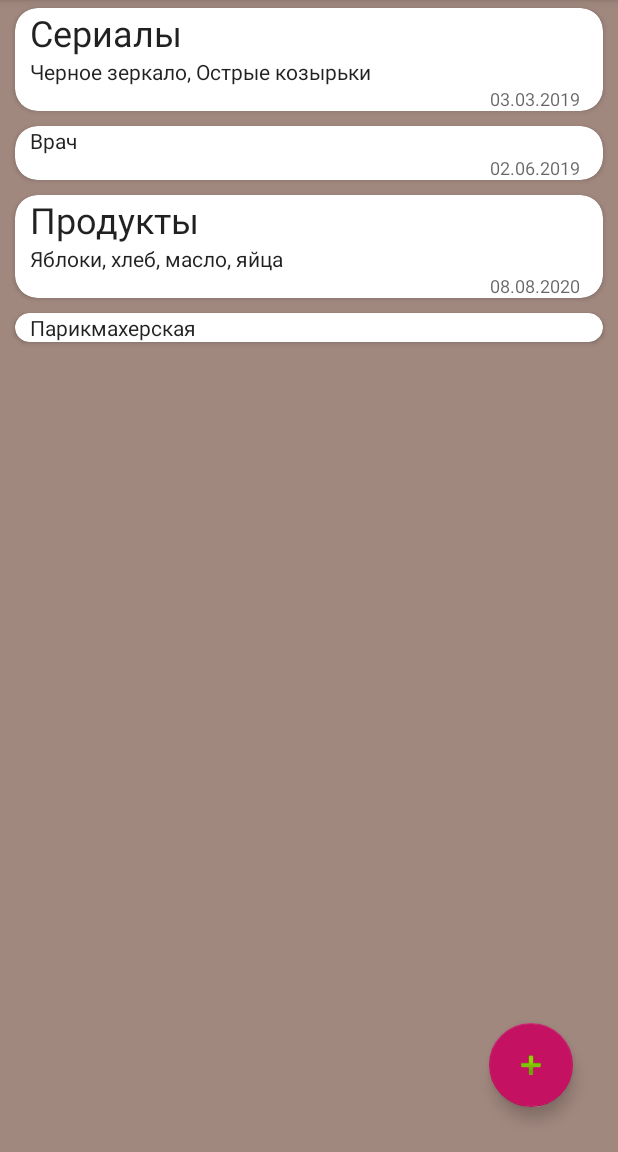
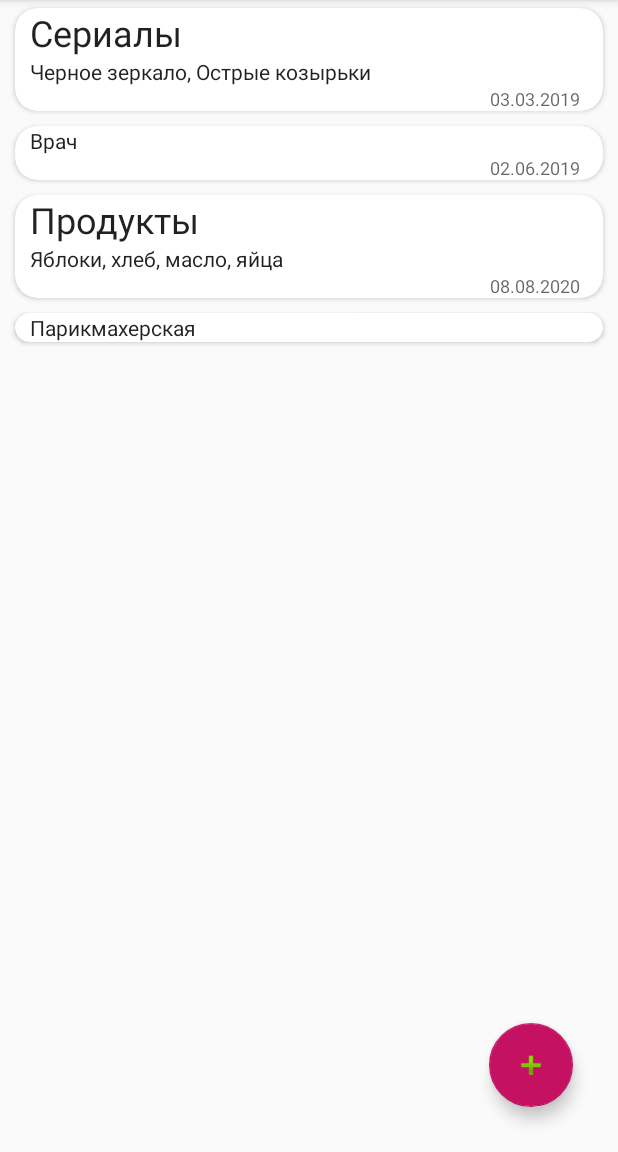
Before and after one commit to nastya996/demo_diplom, an Android app: the screen it shows after launch (MainActivity), on a phone screen of 412 x 824 dp, the part 84-1236 px from its top. Run offline under Robolectric (Android 15) with nearby library versions, the phone set to English and light mode, and no system bars.

Commit message:
initial commit

```diff
--- a/app/src/main/java/com/example/demo_diplom/App.java
+++ b/app/src/main/java/com/example/demo_diplom/App.java
@@ -14,16 +14,14 @@ public class App extends Application {
 
 
         noteRepository = new MyNoteRepository(this, FILE_NAME);
-        hashedKeyStore =  new HashedKeyStore();
+        hashedKeyStore = new HashedKeyStore();
     }
-
 
     public static NoteRepository getNoteRepository() {
         return noteRepository;
     }
 
-
-    public static KeyStore getKeystore() {
+    public static KeyStore getKeyStore() {
         return hashedKeyStore;
     }
 }
--- a/app/src/main/java/com/example/demo_diplom/ComparatorNotes.java
+++ b/app/src/main/java/com/example/demo_diplom/ComparatorNotes.java
@@ -7,7 +7,7 @@ import java.text.SimpleDateFormat;
 import java.util.Comparator;
 import java.util.Date;
 
-public class ComparatorNotes implements Comparator<Note> {
+class ComparatorNotes implements Comparator<Note> {
     private Context context;
 
     ComparatorNotes(Context context) {
--- a/app/src/main/java/com/example/demo_diplom/HashedKeyStore.java
+++ b/app/src/main/java/com/example/demo_diplom/HashedKeyStore.java
@@ -1,12 +1,11 @@
 package com.example.demo_diplom;
 
 import android.content.SharedPreferences;
-
 import java.math.BigInteger;
 import java.security.MessageDigest;
 import java.security.NoSuchAlgorithmException;
 
-public class HashedKeyStore implements KeyStore {
+public class HashedKeyStore implements KeyStore{
 
     private final String TAG_MESSAGE_DIGEST = "MD5";
 
--- a/app/src/main/java/com/example/demo_diplom/MainActivity.java
+++ b/app/src/main/java/com/example/demo_diplom/MainActivity.java
@@ -19,6 +19,9 @@ import com.google.android.material.floatingactionbutton.FloatingActionButton;
 
 import java.util.List;
 
+import static com.example.demo_diplom.App.getKeyStore;
+
+
 public class MainActivity extends AppCompatActivity {
 
     public final String SHARED_PREFERENCES_APP_NAME = "mySharePref";
@@ -39,7 +42,7 @@ public class MainActivity extends AppCompatActivity {
 
         mySharedPreferences = getSharedPreferences(SHARED_PREFERENCES_APP_NAME, MODE_PRIVATE);
 
-        if (App.getKeystore().hasPassword()) {
+        if (getKeyStore().hasPassword()) {
 
             intent = new Intent(MainActivity.this, PinActivity.class);
 
--- a/app/src/main/java/com/example/demo_diplom/Note.java
+++ b/app/src/main/java/com/example/demo_diplom/Note.java
@@ -2,7 +2,8 @@ package com.example.demo_diplom;
 
 import androidx.annotation.Nullable;
 
-public class Note{
+public class Note {
+
     private String headline;
     private String textNote;
     private String dateDeadline;
--- a/app/src/main/java/com/example/demo_diplom/NoteActivity.java
+++ b/app/src/main/java/com/example/demo_diplom/NoteActivity.java
@@ -5,6 +5,7 @@ import android.os.Bundle;
 import android.view.Menu;
 import android.view.MenuItem;
 import android.view.View;
+import android.widget.Button;
 import android.widget.CheckBox;
 import android.widget.CompoundButton;
 import android.widget.DatePicker;
--- a/app/src/main/java/com/example/demo_diplom/PinActivity.java
+++ b/app/src/main/java/com/example/demo_diplom/PinActivity.java
@@ -6,6 +6,8 @@ import android.view.View;
 import android.widget.Toast;
 
 import androidx.appcompat.app.AppCompatActivity;
+
+import static com.example.demo_diplom.App.getKeyStore;
 
 public class PinActivity extends AppCompatActivity {
 
@@ -104,7 +106,7 @@ public class PinActivity extends AppCompatActivity {
             }
 
             if (enteredUserPassword.length() == 4) {
-                if (App.getKeystore().checkPassword(enteredUserPassword)) {
+                if (getKeyStore().checkPassword(enteredUserPassword)) {
                     finish();
                 } else {
                     Toast.makeText(PinActivity.this, R.string.textErrorPassword, Toast.LENGTH_SHORT).show();
--- a/app/src/main/java/com/example/demo_diplom/SettingsActivity.java
+++ b/app/src/main/java/com/example/demo_diplom/SettingsActivity.java
@@ -12,6 +12,8 @@ import android.widget.Toast;
 
 import androidx.appcompat.app.ActionBar;
 import androidx.appcompat.app.AppCompatActivity;
+
+import static com.example.demo_diplom.App.getKeystore;
 
 public class SettingsActivity  extends AppCompatActivity {
 
@@ -41,7 +43,7 @@ public class SettingsActivity  extends AppCompatActivity {
             public void onClick(View v) {
 
                 if (editNewPassword.length() == 4) {
-                    App.getKeystore().saveNewPassword(editNewPassword.getText().toString());
+                    getKeystore().saveNewPassword(editNewPassword.getText().toString());
 
                     editNewPassword.setText("");
                     Toast.makeText(SettingsActivity.this, getString(R.string.textMessageSavePassword), Toast.LENGTH_SHORT).show();
--- a/app/src/main/res/drawable/ic_arrow_back.xml
+++ /dev/null
@@ -1,5 +0,0 @@
-<vector android:alpha="0.94" android:height="24dp"
-    android:viewportHeight="24.0" android:viewportWidth="24.0"
-    android:width="24dp" xmlns:android="http://schemas.android.com/apk/res/android">
-    <path android:fillColor="#FF000000" android:pathData="M20,11H7.83l5.59,-5.59L12,4l-8,8 8,8 1.41,-1.41L7.83,13H20v-2z"/>
-</vector>
--- a/app/src/main/res/layout/activity_login.xml
+++ b/app/src/main/res/layout/activity_login.xml
@@ -4,7 +4,7 @@
     xmlns:tools="http://schemas.android.com/tools"
     android:layout_width="match_parent"
     android:layout_height="match_parent"
-    android:background="#A1887F"
+
     >
 
     <GridLayout
--- a/app/src/main/res/layout/activity_main.xml
+++ b/app/src/main/res/layout/activity_main.xml
@@ -5,7 +5,7 @@
     android:layout_width="match_parent"
     android:layout_height="match_parent"
     tools:context=".MainActivity"
-    android:background="#A1887F"
+
   >
 
     <com.google.android.material.appbar.AppBarLayout
--- a/app/src/main/res/layout/activity_note.xml
+++ b/app/src/main/res/layout/activity_note.xml
@@ -5,7 +5,7 @@
     xmlns:tools="http://schemas.android.com/tools"
     android:layout_width="match_parent"
     android:layout_height="match_parent"
-    android:background="#A1887F"
+
     tools:context=".NoteActivity">
 
     <com.google.android.material.appbar.AppBarLayout
--- a/app/src/main/res/layout/activity_settings.xml
+++ b/app/src/main/res/layout/activity_settings.xml
@@ -7,7 +7,7 @@
     android:layout_height="match_parent"
     android:orientation="vertical"
     tools:context=".SettingsActivity"
-    android:background="#A1887F">
+   >
 
 
     <TextView
--- a/app/src/main/res/layout/item_list_view.xml
+++ b/app/src/main/res/layout/item_list_view.xml
@@ -3,7 +3,7 @@
     xmlns:android="http://schemas.android.com/apk/res/android"
     xmlns:app="http://schemas.android.com/apk/res-auto"
     xmlns:tools="http://schemas.android.com/tools" android:layout_width="match_parent"
-    android:background="#A1887F"
+
     android:layout_height="wrap_content">
 
     <androidx.cardview.widget.CardView
```
Also changed, not shown: app/src/main/java/com/example/demo_diplom/DateInput.java (+6 -3 lines), app/src/main/java/com/example/demo_diplom/MyNoteRepository.java (+3 -4 lines), app/src/main/res/drawable/ic_add_black_24dp.xml (deleted, +0 -9 lines), app/src/main/res/drawable/ic_delete_black_24dp.xml (deleted, +0 -9 lines). Lines whose indentation alone changed are shown as unchanged.
